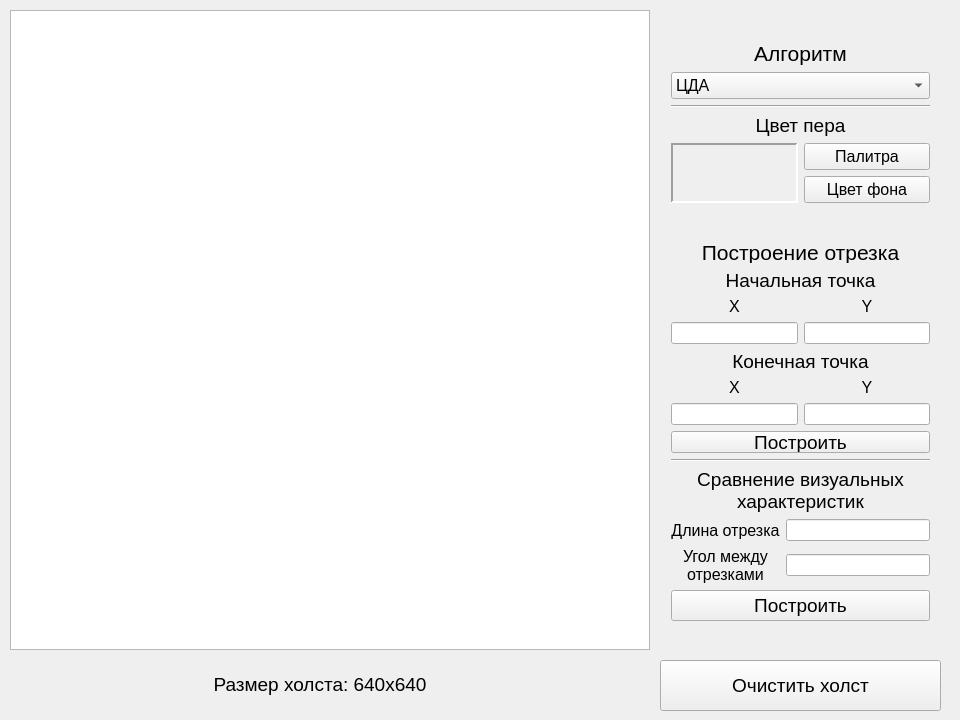
The window that antsor/lab_03/mainwindow.ui (SGCube/IU7-Computer-Graphics) describes before a commit, drawn with Qt 5.
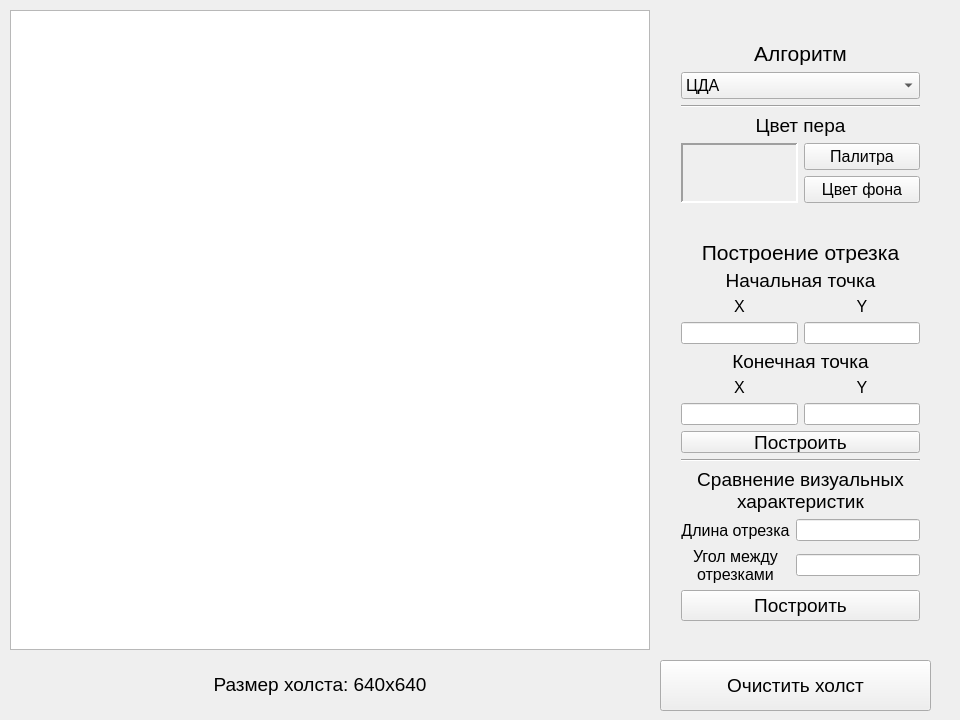
The same window after the commit.

The edit to the form file:
```diff
--- a/antsor/lab_03/mainwindow.ui
+++ b/antsor/lab_03/mainwindow.ui
@@ -38,9 +38,9 @@
    <widget class="QWidget" name="gridLayoutWidget">
     <property name="geometry">
      <rect>
-      <x>660</x>
+      <x>670</x>
       <y>30</y>
-      <width>281</width>
+      <width>261</width>
       <height>602</height>
      </rect>
     </property>
@@ -413,7 +413,7 @@
      <rect>
       <x>660</x>
       <y>660</y>
-      <width>281</width>
+      <width>271</width>
       <height>51</height>
      </rect>
     </property>
```
Left out of the diff: 2 changed lines with no effect on the pictures.
